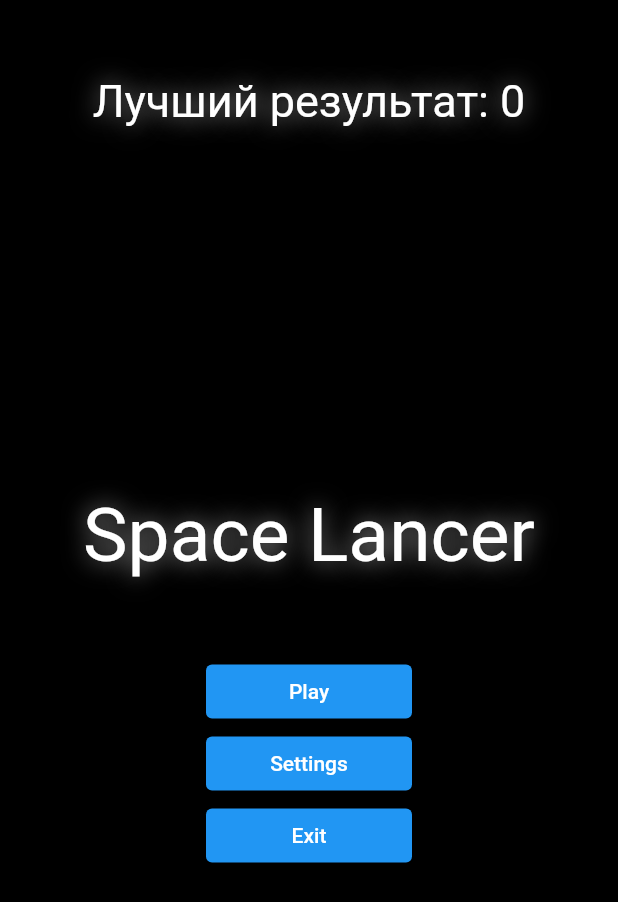
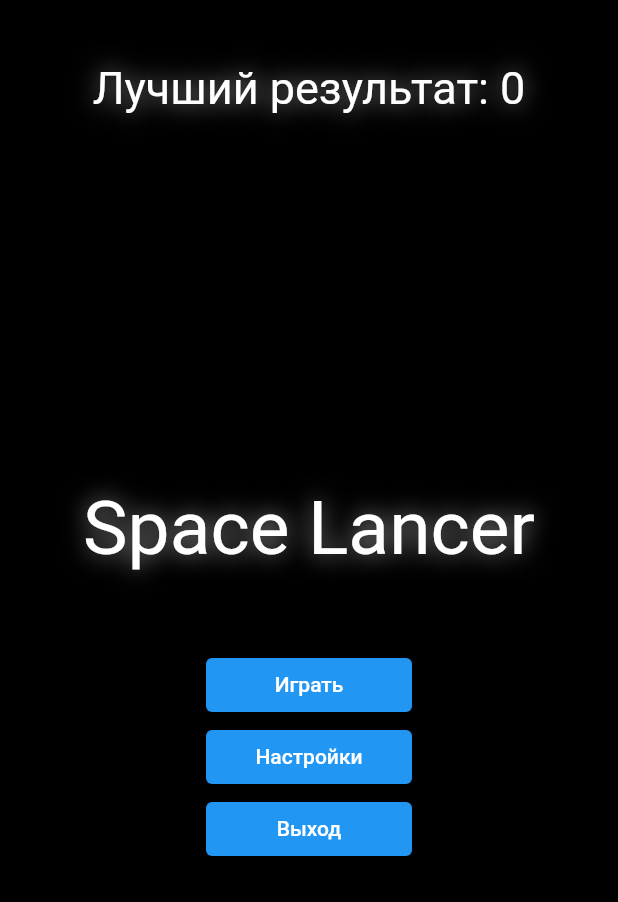
Before and after one commit to AlexeyKuznetsovGit/space_lancer, a Flutter app: the screen it shows after launch, on a phone screen of 412 x 824 dp. Shown: the top 902 px of the screen. Run offline on Flutter 3.47's test engine with Material 2 defaults, Android fonts, the light colour scheme and no system bars; our stand-ins replace get, hive, hive_flutter; missing offline and left inert: flame, flame_audio, flutter_exit_app; accounts and stored records are empty.

Commit message:
Правки

```diff
--- a/lib/screens/main_screen.dart
+++ b/lib/screens/main_screen.dart
@@ -1,11 +1,11 @@
 import 'dart:io';
 
+import 'package:flame/flame.dart';
 import 'package:flutter/material.dart';
 import 'package:flutter/services.dart';
 import 'package:flutter_exit_app/flutter_exit_app.dart';
-import 'package:flutter_native_splash/flutter_native_splash.dart';
 import 'package:get/get.dart';
-import 'package:space_lancer/main.dart';
+import 'package:provider/provider.dart';
 import 'package:space_lancer/models/player_data.dart';
 import 'package:space_lancer/screens/game_screen.dart';
 import 'package:space_lancer/screens/settings_screen.dart';
@@ -18,40 +18,25 @@ class MainScreen extends StatefulWidget {
 }
 
 class _MainScreenState extends State<MainScreen> {
-  @override
-  void initState() {
-    FlutterNativeSplash.remove();
-    super.initState();
-  }
+
+
+  int highScore = -1;
+
+  double topPadding = 0;
+
   @override
   Widget build(BuildContext context) {
+    highScore = Provider.of<PlayerData>(context).highScore;
+    topPadding = MediaQuery.of(context).size.height * 0.05;
     return Scaffold(
-      body: FutureBuilder<PlayerData>(
-          future: getPlayerData(),
-          builder: (context, snapshot) {
-            if (snapshot.connectionState == ConnectionState.waiting) {
-              return Center(
-                child: Stack(
-                  alignment: AlignmentDirectional.center,
-                  children: [
-                    Container(
-                      height: 50,
-                      width: 50,
-                      decoration: BoxDecoration(color: Colors.white, borderRadius: BorderRadius.circular(100)),
-                    ),
-                    CircularProgressIndicator(
-                      color: Colors.black,
-                    ),
-                  ],
-                ),
-              );
-            } else if (snapshot.hasError) {
-              // Обрабатываем ошибку, если произошла
-              return Center(
+      body: Padding(
+        padding: EdgeInsets.only(top: topPadding),
+        child: Center(
           child: Column(
+                  mainAxisAlignment: MainAxisAlignment.center,
                   children: [
                     Text(
-                      'Что-то пошло не так!',
+                      'Лучший результат: $highScore',
                       style: TextStyle(
                         fontSize: 30.0,
                         color: Colors.white,
@@ -64,32 +49,11 @@ class _MainScreenState extends State<MainScreen> {
                         ],
                       ),
                     ),
-                    SizedBox(
-                      width: MediaQuery.of(context).size.width / 3,
-                      child: ElevatedButton(
-                        onPressed: () {
-                          if (Platform.isAndroid) {
-                            FlutterExitApp.exitApp();
-                          } else if (Platform.isIOS) {
-                            FlutterExitApp.exitApp(iosForceExit: true);
-                          }
-                        },
-                        child: const Text('Exit'),
-                      ),
-                    ),
-                  ],
-                ),
-              );
-            } else {
-              return Center(
-                child: Column(
-                  mainAxisAlignment: MainAxisAlignment.center,
-                  children: [
-                    SizedBox(
-                      height: 50,
-                    ),
-                    Text(
-                      'Лучший результат: ${snapshot.data!.highScore}',
+
+                    /*  Consumer<PlayerData>(builder: (context, playerData, child) {
+                return highScore < 0
+                    ? Text(
+                        'Лучший результат: $highScore',
                         style: TextStyle(
                           fontSize: 30.0,
                           color: Colors.white,
@@ -101,7 +65,9 @@ class _MainScreenState extends State<MainScreen> {
                             )
                           ],
                         ),
-                    ),
+                      )
+                    : Container();
+              }),*/
                     Spacer(),
                     const Padding(
                       padding: EdgeInsets.only(bottom: 50.0),
@@ -123,10 +89,14 @@ class _MainScreenState extends State<MainScreen> {
                     SizedBox(
                       width: MediaQuery.of(context).size.width / 3,
                       child: ElevatedButton(
-                        onPressed: () {
-                          Get.to(() => GameScreen());
+                        onPressed: highScore < 0
+                            ? () {}
+                            : () {
+                                Get.to(() => GameScreen(
+                                      topPadding: topPadding,
+                                    ));
                               },
-                        child: const Text('Play'),
+                        child: const Text('Играть'),
                       ),
                     ),
                     SizedBox(
@@ -135,7 +105,7 @@ class _MainScreenState extends State<MainScreen> {
                         onPressed: () {
                           Get.to(() => SettingsMenu());
                         },
-                        child: const Text('Settings'),
+                        child: const Text('Настройки'),
                       ),
                     ),
                     SizedBox(
@@ -148,15 +118,14 @@ class _MainScreenState extends State<MainScreen> {
                             FlutterExitApp.exitApp(iosForceExit: true);
                           }
                         },
-                        child: const Text('Exit'),
+                        child: const Text('Выход'),
                       ),
                     ),
                     Spacer(),
                   ],
                 ),
-              );
-            }
-          }),
+        ),
+      ),
     );
   }
 }
--- a/pubspec.yaml
+++ b/pubspec.yaml
@@ -30,7 +30,6 @@ environment:
 # versions available, run `flutter pub outdated`.
 dependencies:
   flutter_native_splash: ^2.2.19
-  flutter_bloc: ^8.1.3
   flutter_launcher_icons: ^0.13.1
   flutter_lints: ^2.0.1
   get: ^4.6.5
@@ -99,6 +98,7 @@ flutter:
   #
   # For details regarding fonts from package dependencies,
   # see https://flutter.dev/custom-fonts/#from-packages
+
 flutter_native_splash:
   image: assets/images/logo.png
   color: "#000000"
```
Also changed, not shown: lib/components/player_component.dart (+3 -4 lines), lib/main.dart (+12 -17 lines), lib/screens/game_screen.dart (+8 -5 lines), lib/screens/widgets/game_over.dart (+38 -5 lines), lib/space_lancer_game.dart (+11 -5 lines), lib/space_lancer_widget.dart (+10 -3 lines), assets/images/logo.png, pubspec.lock, 28 other files. Lines whose indentation alone changed are shown as unchanged.
